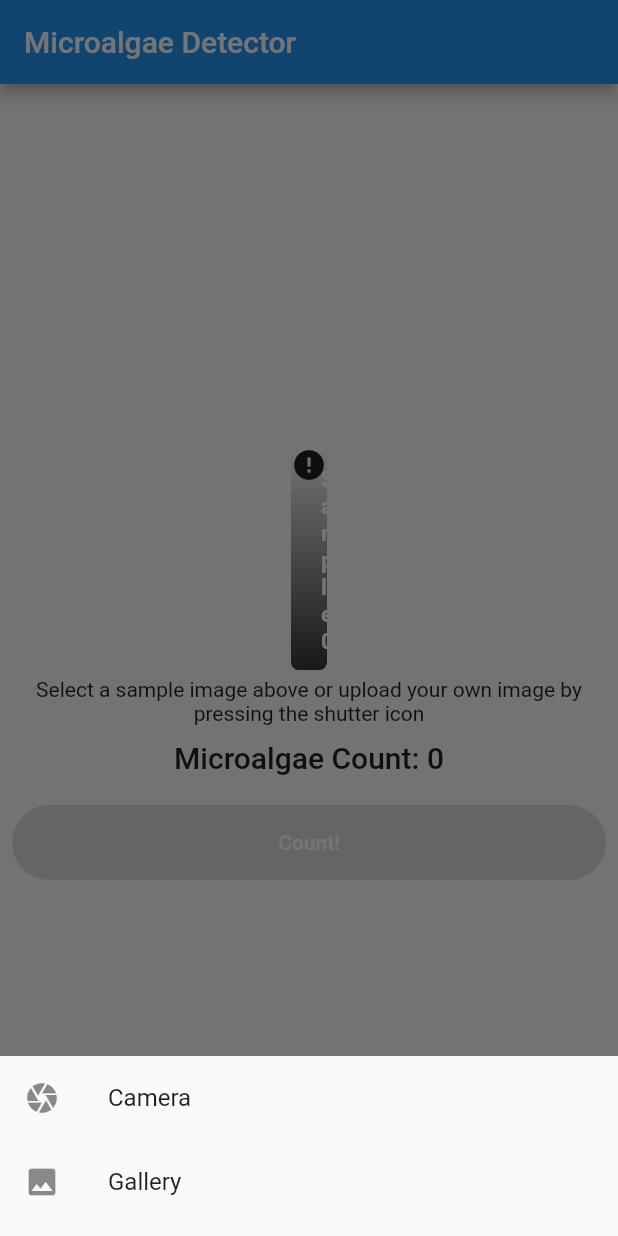
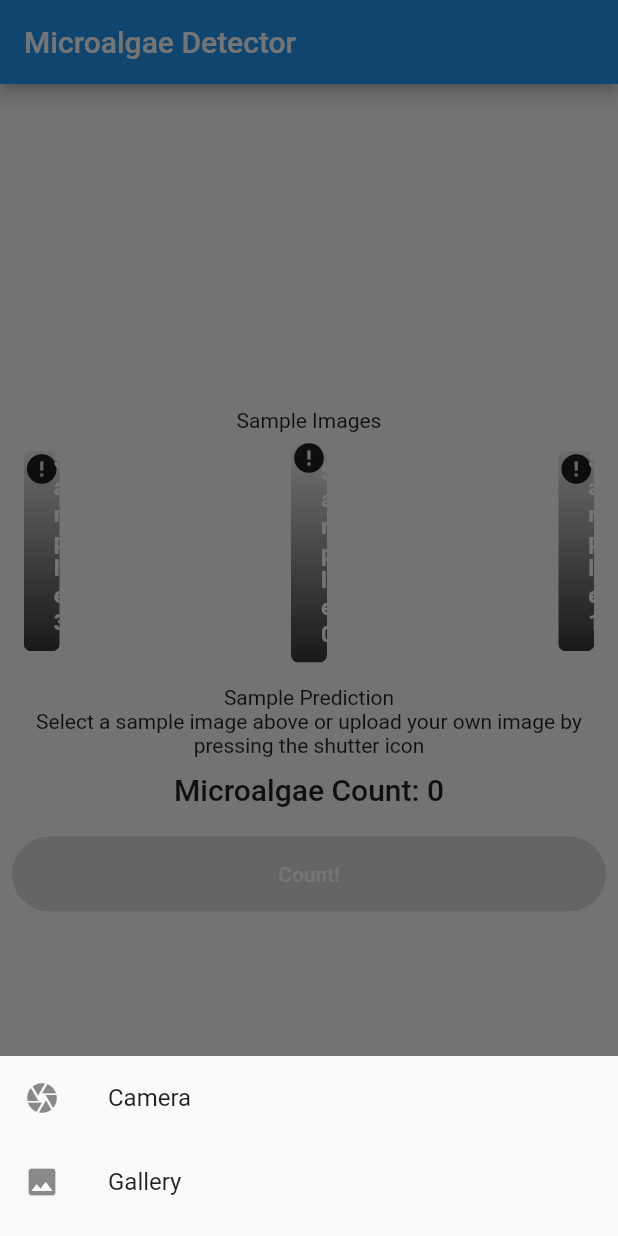
Before and after one commit to dnth/dl-android-hf-blogpost, a Flutter app: the screen it shows after launch, after a tap on the "camera" icon, on a phone screen of 412 x 824 dp. Run offline on Flutter 3.47's test engine with Material 2 defaults, Android fonts, the phone set to English and light mode, and no system bars; drawn by our look-alikes of cached_network_image, carousel_slider, rounded_loading_button; our stand-ins replace image_cropper, image_picker; network calls fail.

Commit message:
change btn color, carousell display space

```diff
--- a/lib/main.dart
+++ b/lib/main.dart
@@ -111,6 +111,7 @@ class _MyHomePageState extends State<MyHomePage> {
 
                               setState(() {
                                 imgBytes = bytes;
+                                _microalgaeCount = 0;
                               });
 
                               print("Tapped on image ${imgList.indexOf(item)}");
@@ -119,9 +120,9 @@ class _MyHomePageState extends State<MyHomePage> {
                               imageUrl: item,
                               fit: BoxFit.cover,
                               placeholder: (context, url) =>
-                                  CircularProgressIndicator(),
+                                  const CircularProgressIndicator(),
                               errorWidget: (context, url, error) =>
-                                  Icon(Icons.error),
+                                  const Icon(Icons.error),
                             )),
                         // child: Image.network(item, fit: BoxFit.cover)),
                         Positioned(
@@ -167,16 +168,22 @@ class _MyHomePageState extends State<MyHomePage> {
           child: Column(
             mainAxisAlignment: MainAxisAlignment.center,
             children: <Widget>[
+              const Text("Sample Images"),
               CarouselSlider(
                 options: CarouselOptions(
                   // height: 200,
                   autoPlay: true,
                   aspectRatio: 2.5,
+                  viewportFraction: 0.45,
                   enlargeCenterPage: true,
                   enlargeStrategy: CenterPageEnlargeStrategy.height,
                 ),
                 items: imageSliders,
               ),
+              const SizedBox(
+                height: 10,
+              ),
+              const Text("Sample Prediction"),
               imgBytes == null
                   ? const Text(
                       'Select a sample image above or upload your own image by pressing the shutter icon',
@@ -199,6 +206,7 @@ class _MyHomePageState extends State<MyHomePage> {
                   style: Theme.of(context).textTheme.headline6),
               const SizedBox(height: 20),
               RoundedLoadingButton(
+                color: Theme.of(context).primaryColor,
                 width: MediaQuery.of(context).size.width,
                 child:
                     const Text('Count!', style: TextStyle(color: Colors.white)),
@@ -232,6 +240,7 @@ class _MyHomePageState extends State<MyHomePage> {
         ),
       ),
       floatingActionButton: FloatingActionButton(
+        backgroundColor: Colors.lightBlueAccent,
         onPressed: () async {
           if (kIsWeb) {
             // running on the web!
```
